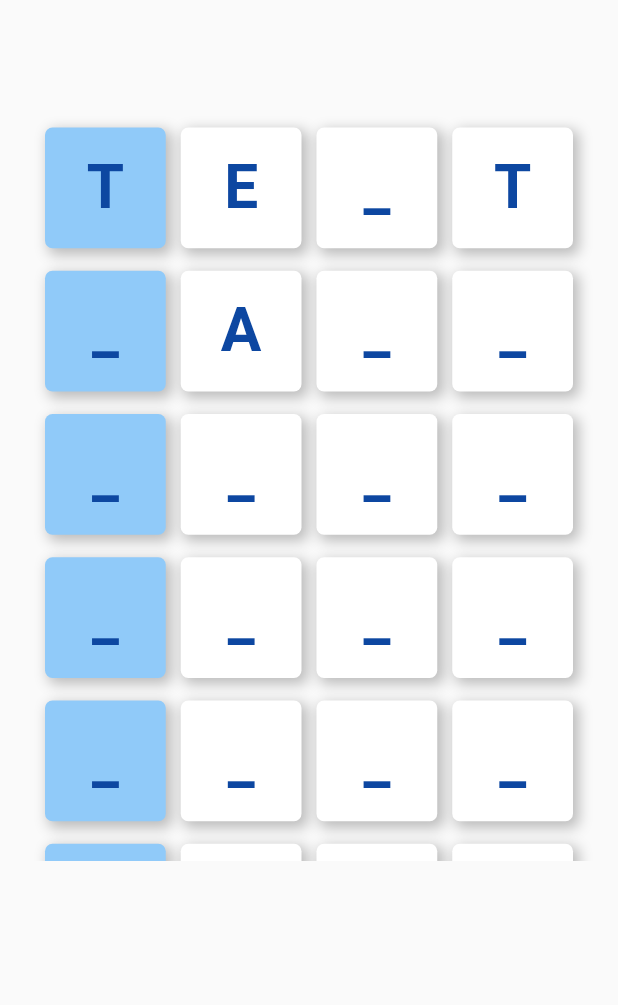
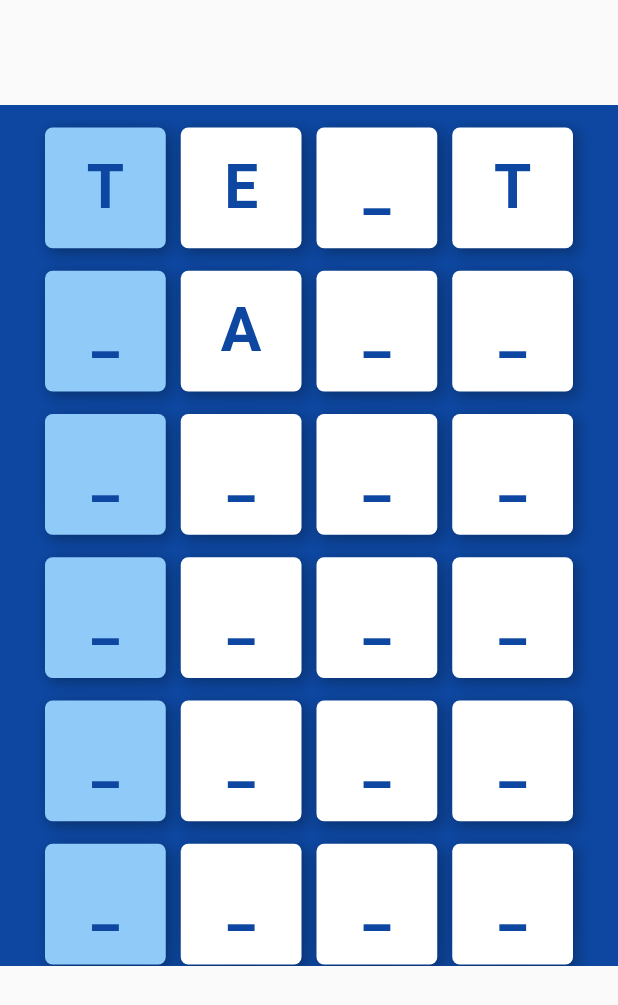
Before and after one commit to DarkBones/crossword, a Flutter app: the screen it shows after launch, on a phone screen of 412 x 824 dp. Shown: the top 1005 px of the screen. Run offline on Flutter 3.47's test engine with Material 2 defaults, Android fonts, the phone set to English and light mode, and no system bars.

Commit message:
Style changes

```diff
--- a/lib/main.dart
+++ b/lib/main.dart
@@ -8,7 +8,21 @@ class CrosswordApp extends StatelessWidget {
   Widget build(BuildContext context) {
     return MaterialApp(
       title: 'Puzzle App',
+      builder: (context, child) {
+        return ScrollConfiguration(
+          behavior: ScrollBehaviorXtd(),
+          child: child,
+        );
+      },
       home: Puzzle(),
     );
   }
 }
+
+class ScrollBehaviorXtd extends ScrollBehavior {
+  @override
+  Widget buildViewportChrome(
+      BuildContext context, Widget child, AxisDirection axisDirection) {
+    return child;
+  }
+}
--- a/lib/src/widgets/puzzle_cell.dart
+++ b/lib/src/widgets/puzzle_cell.dart
@@ -69,6 +69,11 @@ class PuzzleCell extends StatelessWidget {
           blurRadius: 7,
           offset: Offset(3, 3),
         ),
+        BoxShadow(
+          blurRadius: 12.0,
+          spreadRadius: -12.0,
+          color: Colors.black,
+        )
       ],
     );
   }
--- a/lib/src/widgets/puzzle_grid.dart
+++ b/lib/src/widgets/puzzle_grid.dart
@@ -19,10 +19,11 @@ class PuzzleGrid extends StatelessWidget {
     puzzle.solve(row: 0, col: 3);
     puzzle.solve(row: 1, col: 1);
 
-    return SizedBox(
-      height: MediaQuery.of(context).size.height - 250,
-      child: Padding(
-        padding: EdgeInsets.only(top: tMargin),
+    return Container(
+      color: Colors.blue[900],
+      margin: EdgeInsets.only(top: tMargin),
+      child: SizedBox(
+        height: MediaQuery.of(context).size.height - 250,
         child: ListView.builder(
           padding: EdgeInsets.only(top: rowSpacing),
           itemCount: puzzle.across.length,
```
